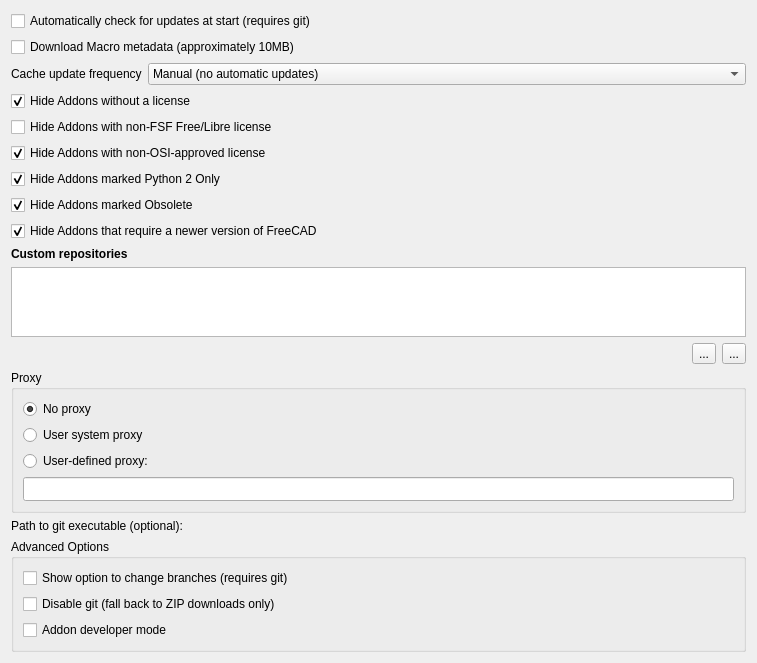
The window that AddonManagerOptions.ui (chennes/AddonManager) describes before a commit, drawn with Qt 5.
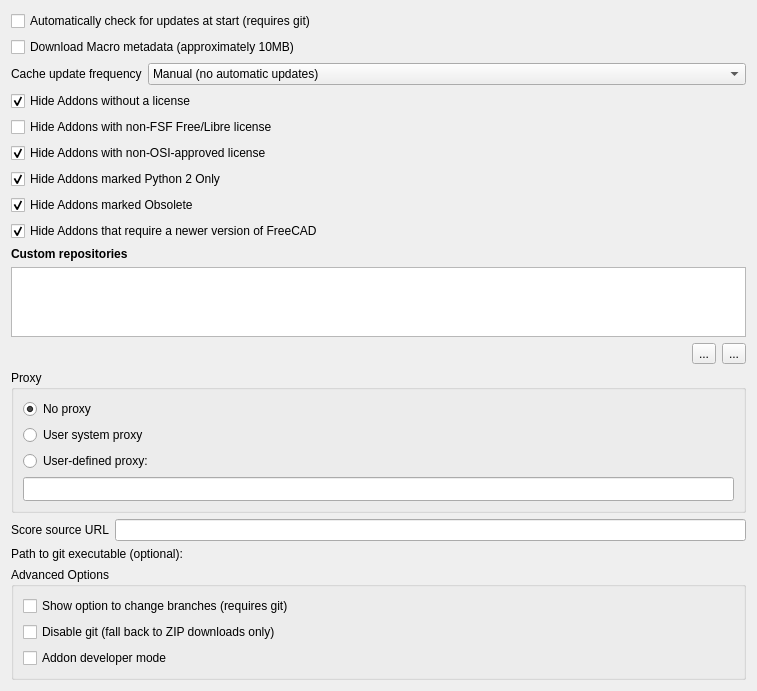
The same window after the commit. Custom widgets are drawn as their Qt base class.

Commit message: Addon Manager: Add UI for setting Score source

What changed in the file:
```diff
--- a/AddonManagerOptions.ui
+++ b/AddonManagerOptions.ui
@@ -316,6 +316,36 @@
      </layout>
     </widget>
    </item>
+   <item>
+    <layout class="QHBoxLayout" name="horizontalLayoutScore">
+     <item>
+      <widget class="QLabel" name="label_score">
+       <property name="text">
+        <string>Score source URL</string>
+       </property>
+      </widget>
+     </item>
+     <item>
+      <widget class="Gui::PrefLineEdit" name="guipreflineeditscoresourceurl">
+       <property name="sizePolicy">
+        <sizepolicy hsizetype="Expanding" vsizetype="Fixed">
+         <horstretch>0</horstretch>
+         <verstretch>0</verstretch>
+        </sizepolicy>
+       </property>
+       <property name="prefEntry" stdset="0">
+        <cstring>AddonScoreURL</cstring>
+       </property>
+       <property name="prefPath" stdset="0">
+        <cstring>Addons</cstring>
+       </property>
+       <property name="toolTip">
+        <string>The URL for the Addon Score data (see documentation for formatting and hosting details).</string>
+       </property>
+      </widget>
+     </item>
+    </layout>
+   </item>
    <item>
     <layout class="QGridLayout" name="gridLayout">
      <item row="1" column="0">
```
The commit also changes 2 other files.
